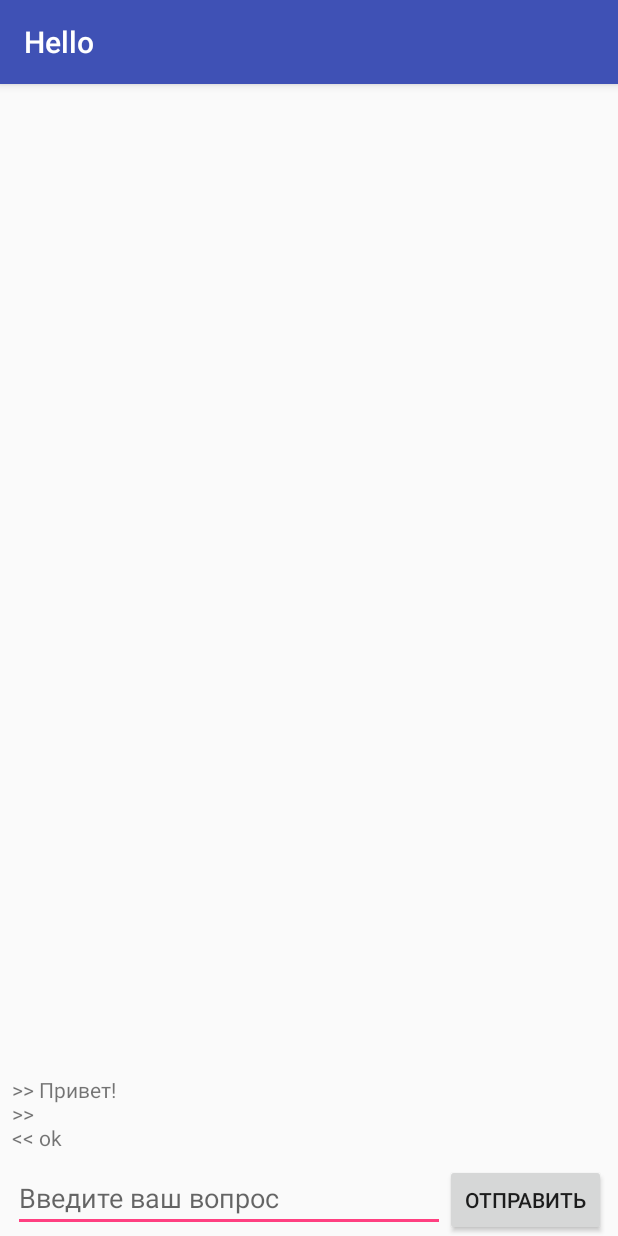
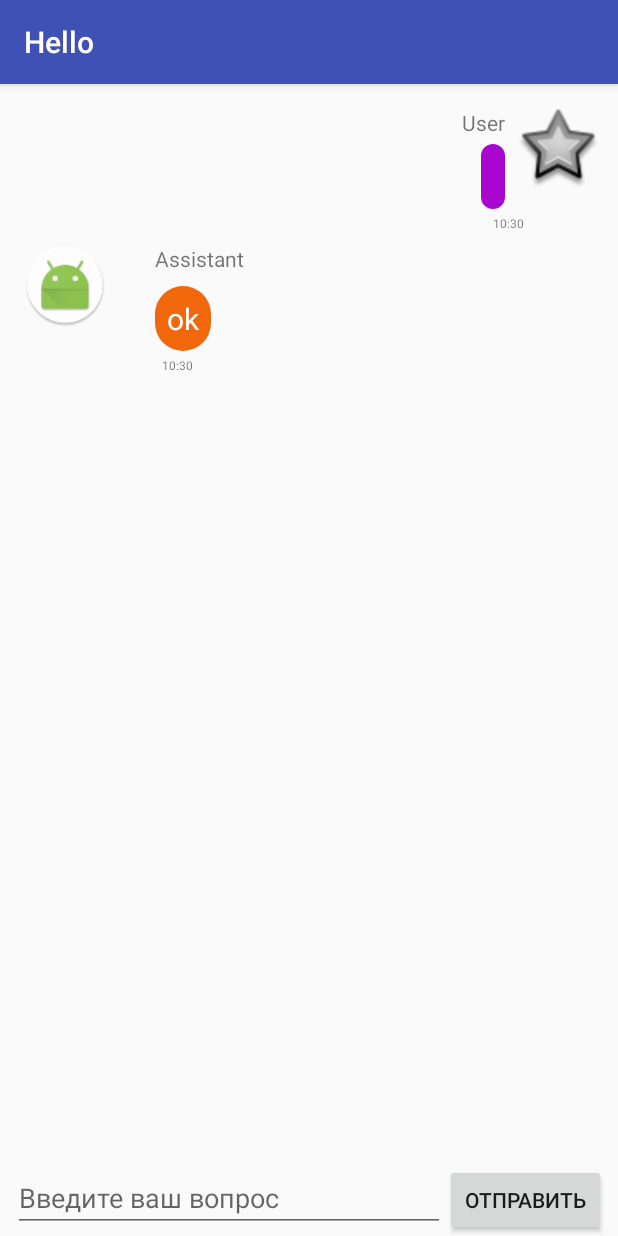
Before and after one commit to LisPI/AndroidNewStart, an Android app: the screen it shows after launch (MainActivity), after a tap on "ОТПРАВИТЬ", on a phone screen of 412 x 824 dp. Run offline under Robolectric (Android 15) with nearby library versions, the phone set to English and light mode, and no system bars.

Commit message:
first part second lesson

```diff
--- a/app/build.gradle
+++ b/app/build.gradle
@@ -4,7 +4,7 @@ android {
     compileSdkVersion 28
     defaultConfig {
         applicationId "com.example.lis.hello"
-        minSdkVersion 19
+        minSdkVersion 21
         targetSdkVersion 28
         versionCode 1
         versionName "1.0"
@@ -26,4 +26,5 @@ dependencies {
     implementation 'com.android.support:appcompat-v7:28.0.0'
     implementation 'com.android.support.constraint:constraint-layout:1.1.0'
     testImplementation 'junit:junit:4.12'
+    implementation 'com.android.support:recyclerview-v7:28.0.0'
 }
--- a/app/src/main/java/com/example/lis/hello/AI.java
+++ b/app/src/main/java/com/example/lis/hello/AI.java
@@ -3,10 +3,8 @@ package com.example.lis.hello;
 import android.annotation.SuppressLint;
 
 import java.util.ArrayList;
-import java.util.Collection;
 import java.util.HashMap;
 import java.util.Map;
-import java.util.Set;
 
 public class AI {
     @SuppressLint("NewApi")
--- a/app/src/main/java/com/example/lis/hello/MainActivity.java
+++ b/app/src/main/java/com/example/lis/hello/MainActivity.java
@@ -1,17 +1,24 @@
 package com.example.lis.hello;
 
+import android.os.Bundle;
+import android.speech.tts.TextToSpeech;
 import android.support.v7.app.AppCompatActivity;
-import android.os.Bundle;
+import android.support.v7.widget.LinearLayoutManager;
+import android.support.v7.widget.RecyclerView;
 import android.view.View;
 import android.widget.Button;
 import android.widget.EditText;
-import android.widget.TextView;
+
+import java.util.Locale;
 
 public class MainActivity extends AppCompatActivity {
 
     protected Button sendButton;
-    protected TextView chatWindow;
+    protected RecyclerView chatWindow;
     protected EditText userMessage;
+    protected MessageController messageController;
+    protected TextToSpeech tts;
+
     @Override
     protected void onCreate(Bundle savedInstanceState) {
         super.onCreate(savedInstanceState);
@@ -20,6 +27,19 @@ public class MainActivity extends AppCompatActivity {
         sendButton = findViewById(R.id.sendButton);
         userMessage = findViewById(R.id.userMessage);
         chatWindow = findViewById(R.id.chatWindow);
+
+        messageController = new MessageController();
+
+        chatWindow.setLayoutManager(new LinearLayoutManager(this));
+
+        chatWindow.setAdapter(messageController);
+
+        tts = new TextToSpeech(this, new TextToSpeech.OnInitListener() {
+            @Override
+            public void onInit(int i) {
+                tts.setLanguage(new Locale("ru"));
+            }
+        });
 
         sendButton.setOnClickListener(new View.OnClickListener() {
             @Override
@@ -34,7 +54,16 @@ public class MainActivity extends AppCompatActivity {
 
         userMessage.setText("");
 
-        chatWindow.append("\n" + ">> " + message);
-        chatWindow.append("\n<< " + AI.getAnswer(message));
+        //chatWindow.append("\n" + ">> " + message);
+        //chatWindow.append("\n<< " + AI.getAnswer(message));
+
+        messageController.messageList.add(new Message(message,true));
+
+        messageController.messageList.add(new Message(AI.getAnswer(message),false));
+
+        tts.speak(AI.getAnswer(message), TextToSpeech.QUEUE_FLUSH, null, null);
+
+        messageController.notifyDataSetChanged();
+        chatWindow.scrollToPosition(messageController.messageList.size() - 1);
     }
 }
--- /dev/null
+++ b/app/src/main/java/com/example/lis/hello/Message.java
@@ -0,0 +1,15 @@
+package com.example.lis.hello;
+
+import java.util.Date;
+
+public class Message {
+    public String text;
+    public Date date;
+    public Boolean is_sent;
+
+    public Message(String text, Boolean is_sent) {
+        this.text = text;
+        this.date = new Date();
+        this.is_sent = is_sent;
+    }
+}
--- /dev/null
+++ b/app/src/main/java/com/example/lis/hello/MessageController.java
@@ -0,0 +1,46 @@
+package com.example.lis.hello;
+
+import android.content.Context;
+import android.support.annotation.NonNull;
+import android.support.v7.widget.RecyclerView;
+import android.view.LayoutInflater;
+import android.view.View;
+import android.view.ViewGroup;
+
+import java.util.ArrayList;
+import java.util.List;
+
+public class MessageController extends RecyclerView.Adapter {
+
+    public List<Message> messageList = new ArrayList<>();
+
+    private static final int USER_MESSAGE = 0;
+    private static final int ASSISTANT_MESSAGE = 1;
+
+    @Override
+    public int getItemViewType(int position) {
+        Message message = messageList.get(position);
+        return message.is_sent ? USER_MESSAGE : ASSISTANT_MESSAGE;
+    }
+
+    @NonNull
+    @Override
+    public RecyclerView.ViewHolder onCreateViewHolder(@NonNull ViewGroup viewGroup, int i) {
+
+        View view = LayoutInflater
+                .from(viewGroup.getContext())
+                .inflate(i == USER_MESSAGE ? R.layout.user_message: R.layout.assistant_message,viewGroup,false);
+        return new MessageView(view);
+    }
+
+    @Override
+    public void onBindViewHolder(@NonNull RecyclerView.ViewHolder viewHolder, int message_number) {
+        Message message = messageList.get(message_number);
+        ((MessageView)viewHolder).bind(message);
+    }
+
+    @Override
+    public int getItemCount() {
+        return messageList.size();
+    }
+}
--- /dev/null
+++ b/app/src/main/java/com/example/lis/hello/MessageView.java
@@ -0,0 +1,27 @@
+package com.example.lis.hello;
+
+import android.support.v7.widget.RecyclerView;
+import android.view.View;
+import android.widget.TextView;
+
+import java.text.DateFormat;
+import java.text.SimpleDateFormat;
+
+public class MessageView extends RecyclerView.ViewHolder {
+    TextView messageText;
+    TextView messageTime;
+
+    public MessageView(View itemView) {
+        super(itemView);
+        messageTime = itemView.findViewById(R.id.messageTime);
+        messageText = itemView.findViewById(R.id.messageText);
+    }
+
+    public void bind(Message message){
+        messageText.setText(message.text);
+
+        DateFormat fmt = new SimpleDateFormat("HH:mm");
+
+        messageTime.setText(fmt.format(message.date));
+    }
+}
--- /dev/null
+++ b/app/src/main/res/drawable/orange_bubble.xml
@@ -0,0 +1,8 @@
+<?xml version="1.0" encoding="utf-8"?>
+<shape xmlns:android="http://schemas.android.com/apk/res/android"
+    android:layout_width="match_parent"
+    android:layout_height="match_parent"
+    android:shape="rectangle">
+    <solid android:color="#F1670C"></solid>
+    <corners android:radius="20dp"></corners>
+</shape>
--- /dev/null
+++ b/app/src/main/res/drawable/purple_bubble.xml
@@ -0,0 +1,8 @@
+<?xml version="1.0" encoding="utf-8"?>
+<shape xmlns:android="http://schemas.android.com/apk/res/android"
+    android:layout_width="match_parent"
+    android:layout_height="match_parent"
+    android:shape="rectangle">
+    <solid android:color="#A806CF"></solid>
+    <corners android:radius="20dp"></corners>
+</shape>
--- a/app/src/main/res/layout/activity_main.xml
+++ b/app/src/main/res/layout/activity_main.xml
@@ -6,20 +6,17 @@
     android:layout_height="match_parent"
     tools:context="com.example.lis.hello.MainActivity">
 
-    <TextView
+    <android.support.v7.widget.RecyclerView
         android:id="@+id/chatWindow"
         android:layout_width="0dp"
         android:layout_height="0dp"
-        android:layout_marginLeft="8dp"
+        android:layout_marginStart="8dp"
         android:layout_marginTop="8dp"
-        android:layout_marginRight="8dp"
+        android:layout_marginEnd="8dp"
         android:layout_marginBottom="8dp"
-        android:gravity="bottom"
-        android:text=">> Привет!"
-        android:textSize="14sp"
         app:layout_constraintBottom_toTopOf="@+id/linearLayout"
-        app:layout_constraintLeft_toLeftOf="parent"
-        app:layout_constraintRight_toRightOf="parent"
+        app:layout_constraintEnd_toEndOf="parent"
+        app:layout_constraintStart_toStartOf="parent"
         app:layout_constraintTop_toTopOf="parent" />
 
     <LinearLayout
--- /dev/null
+++ b/app/src/main/res/layout/assistant_message.xml
@@ -0,0 +1,52 @@
+<?xml version="1.0" encoding="utf-8"?>
+<android.support.constraint.ConstraintLayout xmlns:android="http://schemas.android.com/apk/res/android"
+    xmlns:app="http://schemas.android.com/apk/res-auto"
+    xmlns:tools="http://schemas.android.com/tools"
+    android:layout_width="match_parent"
+    android:layout_height="wrap_content">
+
+    <ImageView
+        android:id="@+id/imageView"
+        android:layout_width="55dp"
+        android:layout_height="55dp"
+        android:layout_marginStart="8dp"
+        android:layout_marginTop="8dp"
+        app:layout_constraintStart_toStartOf="parent"
+        app:layout_constraintTop_toTopOf="parent"
+        app:srcCompat="@mipmap/ic_launcher_round" />
+
+    <TextView
+        android:id="@+id/messageText"
+        android:layout_width="wrap_content"
+        android:layout_height="wrap_content"
+        android:layout_marginStart="32dp"
+        android:layout_marginTop="36dp"
+        android:background="@drawable/orange_bubble"
+        android:maxWidth="240dp"
+        android:padding="8dp"
+        android:text="Привет ПриветПриветПриветПриветПриветПриветПриветПриветПривет"
+        android:textColor="#FFFFFF"
+        android:textSize="20sp"
+        app:layout_constraintStart_toEndOf="@+id/imageView"
+        app:layout_constraintTop_toTopOf="parent" />
+
+    <TextView
+        android:id="@+id/textView2"
+        android:layout_width="wrap_content"
+        android:layout_height="wrap_content"
+        android:layout_marginTop="8dp"
+        android:text="Assistant"
+        app:layout_constraintStart_toStartOf="@+id/messageText"
+        app:layout_constraintTop_toTopOf="parent" />
+
+    <TextView
+        android:id="@+id/messageTime"
+        android:layout_width="wrap_content"
+        android:layout_height="wrap_content"
+        android:layout_marginTop="4dp"
+        android:layout_marginEnd="12dp"
+        android:text="10:20"
+        android:textSize="8sp"
+        app:layout_constraintEnd_toEndOf="@+id/messageText"
+        app:layout_constraintTop_toBottomOf="@+id/messageText" />
+</android.support.constraint.ConstraintLayout>
--- /dev/null
+++ b/app/src/main/res/layout/user_message.xml
@@ -0,0 +1,53 @@
+<?xml version="1.0" encoding="utf-8"?>
+<android.support.constraint.ConstraintLayout xmlns:android="http://schemas.android.com/apk/res/android"
+    xmlns:app="http://schemas.android.com/apk/res-auto"
+    xmlns:tools="http://schemas.android.com/tools"
+    android:layout_width="match_parent"
+    android:layout_height="wrap_content">
+
+    <ImageView
+        android:id="@+id/imageView"
+        android:layout_width="55dp"
+        android:layout_height="55dp"
+        android:layout_marginTop="8dp"
+        android:layout_marginEnd="4dp"
+        app:layout_constraintEnd_toEndOf="parent"
+        app:layout_constraintTop_toTopOf="parent"
+        app:srcCompat="@android:drawable/star_big_off" />
+
+    <TextView
+        android:id="@+id/messageText"
+        android:layout_width="wrap_content"
+        android:layout_height="wrap_content"
+        android:layout_marginTop="32dp"
+        android:layout_marginEnd="8dp"
+        android:background="@drawable/purple_bubble"
+        android:maxWidth="240dp"
+        android:padding="8dp"
+        android:text="Привет ПриветПриветПриветПриветПриветПриветПриветПриветПривет"
+        android:textColor="#FFFFFF"
+        android:textSize="20sp"
+        app:layout_constraintEnd_toStartOf="@+id/imageView"
+        app:layout_constraintTop_toTopOf="parent" />
+
+    <TextView
+        android:id="@+id/textView2"
+        android:layout_width="wrap_content"
+        android:layout_height="wrap_content"
+        android:layout_marginTop="8dp"
+        android:layout_marginEnd="8dp"
+        android:text="User"
+        app:layout_constraintEnd_toStartOf="@+id/imageView"
+        app:layout_constraintTop_toTopOf="parent" />
+
+    <TextView
+        android:id="@+id/messageTime"
+        android:layout_width="wrap_content"
+        android:layout_height="wrap_content"
+        android:layout_marginStart="8dp"
+        android:layout_marginTop="4dp"
+        android:text="10:20"
+        android:textSize="8sp"
+        app:layout_constraintStart_toStartOf="@+id/messageText"
+        app:layout_constraintTop_toBottomOf="@+id/messageText" />
+</android.support.constraint.ConstraintLayout>
```
